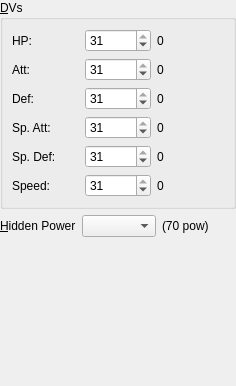
Qt form src/Teambuilder/Teambuilder/ivbox.ui (po-devs/pokemon-online) before a commit.
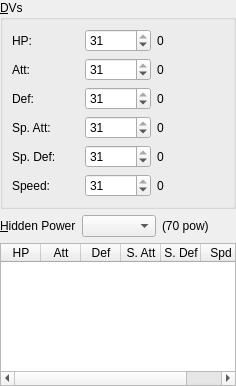
The same form after that commit.

What changed in the file:
```diff
--- a/src/Teambuilder/Teambuilder/ivbox.ui
+++ b/src/Teambuilder/Teambuilder/ivbox.ui
@@ -219,6 +219,67 @@
      </item>
     </layout>
    </item>
+   <item>
+    <widget class="QTableWidget" name="hpchoice">
+     <property name="editTriggers">
+      <set>QAbstractItemView::NoEditTriggers</set>
+     </property>
+     <property name="selectionMode">
+      <enum>QAbstractItemView::SingleSelection</enum>
+     </property>
+     <property name="selectionBehavior">
+      <enum>QAbstractItemView::SelectRows</enum>
+     </property>
+     <property name="showGrid">
+      <bool>false</bool>
+     </property>
+     <property name="columnCount">
+      <number>6</number>
+     </property>
+     <attribute name="horizontalHeaderDefaultSectionSize">
+      <number>40</number>
+     </attribute>
+     <attribute name="horizontalHeaderStretchLastSection">
+      <bool>true</bool>
+     </attribute>
+     <attribute name="verticalHeaderVisible">
+      <bool>false</bool>
+     </attribute>
+     <attribute name="verticalHeaderDefaultSectionSize">
+      <number>25</number>
+     </attribute>
+     <column>
+      <property name="text">
+       <string>HP</string>
+      </property>
+     </column>
+     <column>
+      <property name="text">
+       <string>Att</string>
+      </property>
+     </column>
+     <column>
+      <property name="text">
+       <string>Def</string>
+      </property>
+     </column>
+     <column>
+      <property name="text">
+       <string>S. Att</string>
+      </property>
+     </column>
+     <column>
+      <property name="text">
+       <string>S. Def</string>
+      </property>
+     </column>
+     <column>
+      <property name="text">
+       <string>Spd</string>
+      </property>
+     </column>
+    </widget>
+   </item>
    <item>
     <spacer name="verticalSpacer">
      <property name="orientation">
@@ -227,7 +288,7 @@
      <property name="sizeHint" stdset="0">
       <size>
        <width>20</width>
-       <height>114</height>
+       <height>0</height>
       </size>
      </property>
     </spacer>
```
Left out of the diff: 87 changed lines with no effect on the pictures.
